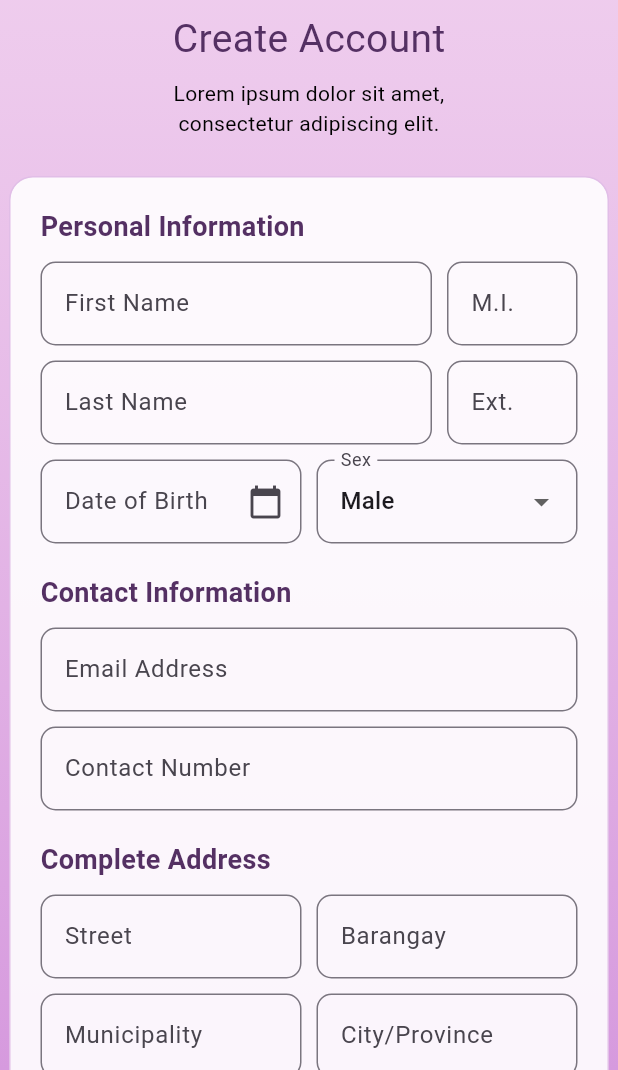
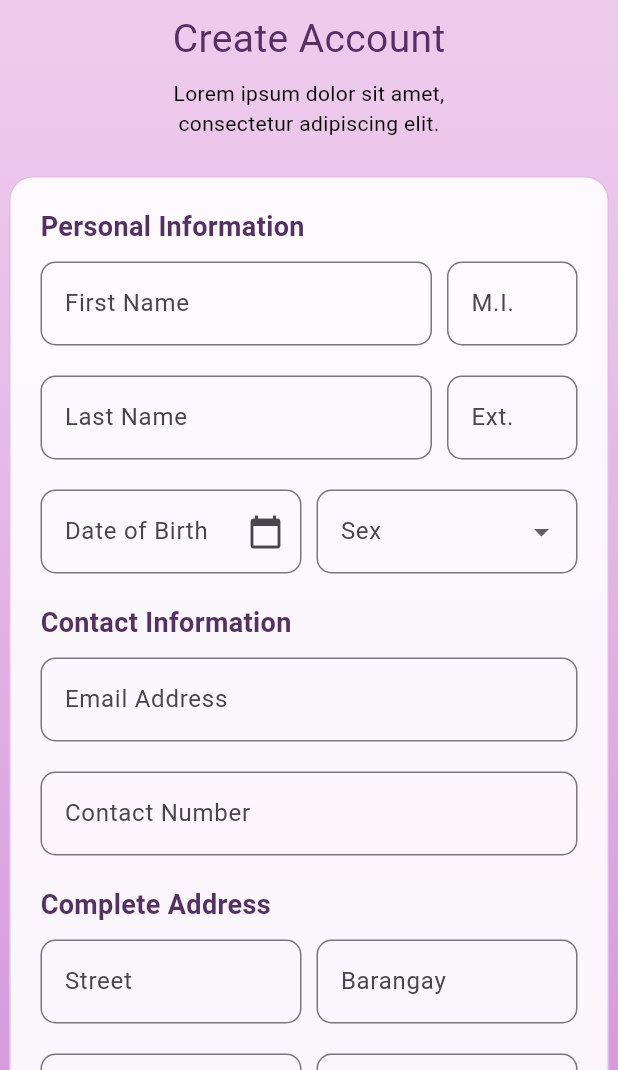
Before and after one commit to mmjcb/appdev_finalproject, a Flutter app: the Register screen opened directly, on a phone screen of 412 x 824 dp, the part 166-1236 px from its top. Run offline on Flutter 3.47's test engine with Material 3 defaults, Android fonts, the phone set to English and light mode, and no system bars; our stand-ins replace google_fonts; Roboto replaces fonts that are missing (Audiowide).

Commit message:
modified register file

```diff
--- a/lib/register.dart
+++ b/lib/register.dart
@@ -22,9 +22,7 @@ class _RegisterState extends State<Register> {
   final _municipalityController = TextEditingController();
   final _cityProController = TextEditingController();
   final _dobController = TextEditingController();
-  String _selectedSex = 'Male';
-
-
+  String? _selectedSex; // No default selection
 
   @override
   Widget build(BuildContext context) {
@@ -42,7 +40,6 @@ class _RegisterState extends State<Register> {
             child: Column(
               mainAxisAlignment: MainAxisAlignment.center,
               children: [
-                  // Logo
                 Padding(
                   padding: const EdgeInsets.only(top: 30),
                   child: Image.asset(
@@ -50,7 +47,6 @@ class _RegisterState extends State<Register> {
                     height: 80,
                   ),
                 ),
-
                 const SizedBox(height: 8),
                 Text(
                   "Create Account",
@@ -63,8 +59,7 @@ class _RegisterState extends State<Register> {
                 const SizedBox(height: 8),
                 const Text(
                   "Lorem ipsum dolor sit amet, \nconsectetur adipiscing elit.",
-                  style: TextStyle(
-                    color: Color.fromARGB(255, 0, 0, 0)),
+                  style: TextStyle(color: Colors.black),
                   textAlign: TextAlign.center,
                 ),
                 const SizedBox(height: 25),
@@ -84,13 +79,13 @@ class _RegisterState extends State<Register> {
                         'Personal Information',
                         style: GoogleFonts.audiowide(
                           fontSize: 18,
-                          color: Color(0xFF543063),
+                          color: const Color(0xFF543063),
                           fontWeight: FontWeight.bold,
                         ),
                       ),
                       const SizedBox(height: 10),
                       Padding(
-                        padding: const EdgeInsets.only(bottom: 10.0),
+                        padding: const EdgeInsets.only(bottom: 20.0),
                         child: Row(
                           children: [
                             Expanded(
@@ -122,7 +117,7 @@ class _RegisterState extends State<Register> {
                         ),
                       ),
                       Padding(
-                        padding: const EdgeInsets.only(bottom: 10.0),
+                        padding: const EdgeInsets.only(bottom: 20.0),
                         child: Row(
                           children: [
                             Expanded(
@@ -176,7 +171,6 @@ class _RegisterState extends State<Register> {
                                     firstDate: DateTime(1900),
                                     lastDate: DateTime.now(),
                                   );
-
                                   if (pickedDate != null) {
                                     setState(() {
                                       _dobController.text =
@@ -186,10 +180,7 @@ class _RegisterState extends State<Register> {
                                 },
                               ),
                             ),
-
                             const SizedBox(width: 10),
-
-                            // ⚧ DROPDOWN FIELD
                             Expanded(
                               flex: 2,
                               child: DropdownButtonFormField<String>(
@@ -201,13 +192,16 @@ class _RegisterState extends State<Register> {
                                 ),
                                 value: _selectedSex,
                                 items: const [
-                                  DropdownMenuItem(value: 'Male', child: Text('Male')),
-                                  DropdownMenuItem(value: 'Female', child: Text('Female')),
-                                  DropdownMenuItem(value: 'Other', child: Text('Other')),
+                                  DropdownMenuItem(
+                                      value: 'Male', child: Text('Male')),
+                                  DropdownMenuItem(
+                                      value: 'Female', child: Text('Female')),
+                                  DropdownMenuItem(
+                                      value: 'Other', child: Text('Other')),
                                 ],
                                 onChanged: (value) {
                                   setState(() {
-                                    _selectedSex = value!;
+                                    _selectedSex = value;
                                   });
                                 },
                               ),
@@ -215,18 +209,17 @@ class _RegisterState extends State<Register> {
                           ],
                         ),
                       ),
-
                       Text(
                         'Contact Information',
                         style: GoogleFonts.audiowide(
                           fontSize: 18,
-                          color: Color(0xFF543063),
+                          color: const Color(0xFF543063),
                           fontWeight: FontWeight.bold,
                         ),
                       ),
                       const SizedBox(height: 10),
                       Padding(
-                        padding: const EdgeInsets.only(bottom: 10.0),
+                        padding: const EdgeInsets.only(bottom: 20.0),
                         child: TextFormField(
                           controller: _emailController,
                           decoration: InputDecoration(
@@ -253,13 +246,13 @@ class _RegisterState extends State<Register> {
                         'Complete Address',
                         style: GoogleFonts.audiowide(
                           fontSize: 18,
-                          color: Color(0xFF543063),
+                          color: const Color(0xFF543063),
                           fontWeight: FontWeight.bold,
                         ),
                       ),
                       const SizedBox(height: 10),
                       Padding(
-                        padding: const EdgeInsets.only(bottom: 10.0),
+                        padding: const EdgeInsets.only(bottom: 20.0),
                         child: Row(
                           children: [
                             Expanded(
@@ -322,7 +315,6 @@ class _RegisterState extends State<Register> {
                           ],
                         ),
                       ),
-
                       SizedBox(
                         width: double.infinity,
                         child: ElevatedButton(
@@ -346,7 +338,10 @@ class _RegisterState extends State<Register> {
                           },
                           child: const Text(
                             "Create Account",
-                            style: TextStyle(fontSize: 16, color: Color.fromARGB(255, 0, 0, 0), fontWeight: FontWeight.bold),
+                            style: TextStyle(
+                                fontSize: 16,
+                                color: Colors.black,
+                                fontWeight: FontWeight.bold),
                           ),
                         ),
                       ),
@@ -357,7 +352,7 @@ class _RegisterState extends State<Register> {
                 Row(
                   mainAxisAlignment: MainAxisAlignment.center,
                   children: [
-                    const Text("Alredy have an account? "),
+                    const Text("Already have an account? "),
                     TextButton(
                       onPressed: () {
                         Navigator.pushReplacement(
```
Lines whose indentation alone changed are shown as unchanged.
